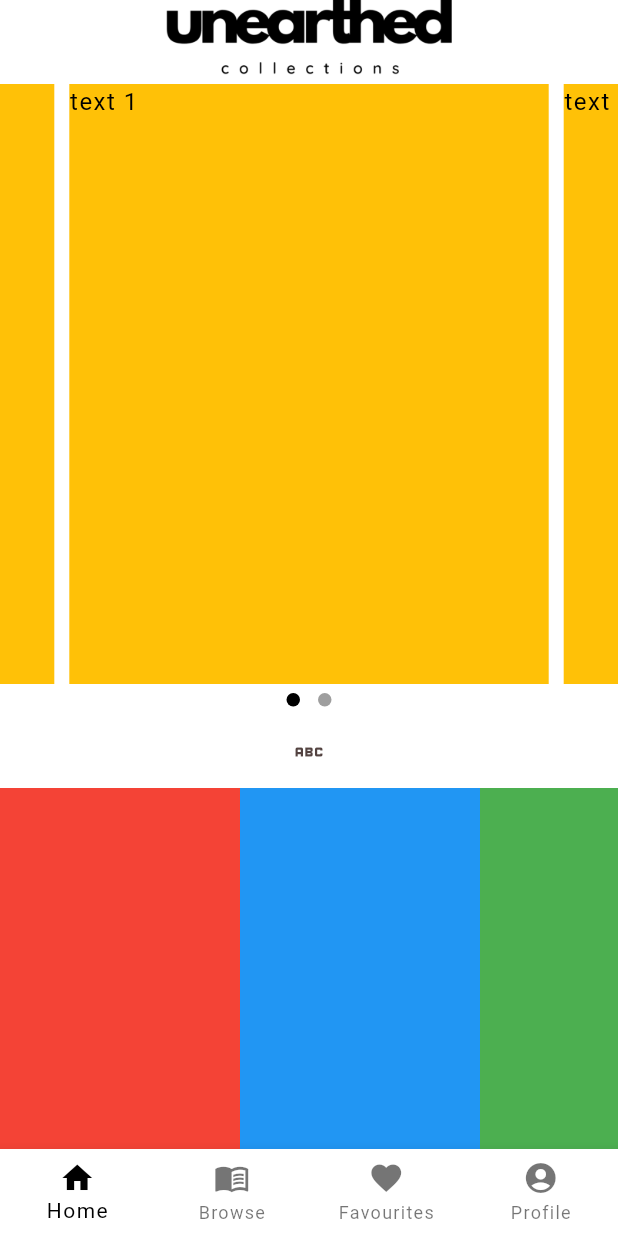
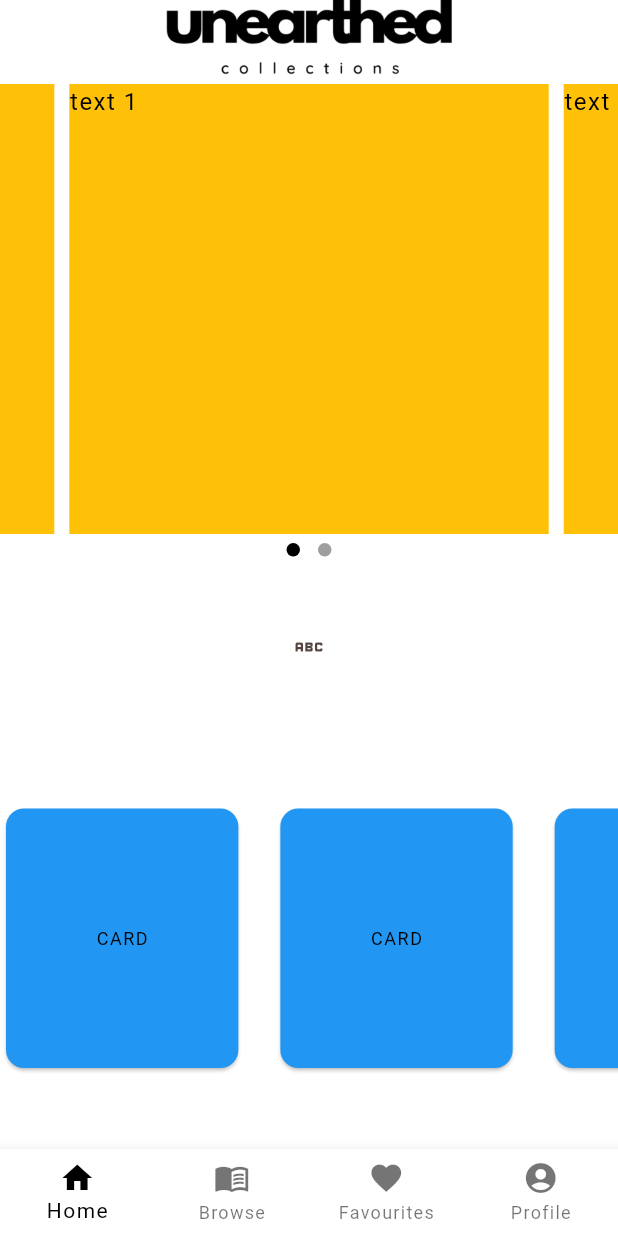
Before and after one commit to chris-bluemoon/revivals, a Flutter app: the screen it shows after launch, on a phone screen of 412 x 824 dp. Run offline on Flutter 3.47's test engine with Material 3 defaults, Android fonts, the phone set to English and light mode, and no system bars; drawn by our look-alikes of carousel_slider, dots_indicator; our stand-ins replace google_fonts.

Commit message:
Added bottom scrollable buttons

```diff
--- a/lib/screens/home/home.dart
+++ b/lib/screens/home/home.dart
@@ -3,6 +3,7 @@ import 'package:carousel_slider/carousel_slider.dart';
 import 'package:dots_indicator/dots_indicator.dart';
 
 import 'package:flutter/material.dart';
+import 'package:unearthed/screens/home/home_page_card.dart';
 import 'package:unearthed/screens/new_arrivals/new_arrivals.dart';
 
 class Home extends StatefulWidget {
@@ -31,7 +32,7 @@ class _HomeState extends State<Home> {
                     currentIndex = index;
                   });
                               },
-              height: 400.0,
+              height: 300.0,
               autoPlay: true),
             items: items.map((i) {
               return Builder(
@@ -64,35 +65,28 @@ class _HomeState extends State<Home> {
     // colors: [Colors.grey[300], Colors.grey[600], Colors.grey[900]], // Inactive dot colors
   ),
           ),
-          IconButton(
-            onPressed: () => Navigator.pushNamed(context, '/new_arrivals'),
-            icon: Icon(Icons.abc)
+          Container(
+            padding: EdgeInsets.all(30),
+            child: IconButton(
+              onPressed: () => Navigator.pushNamed(context, '/new_arrivals'),
+              icon: Icon(Icons.abc)
+            ),
           ),
         Expanded(
           child: ListView(
             // This next line does the trick.
             scrollDirection: Axis.horizontal,
-            children: <Widget>[
-              Container(
-                width: 160,
-                color: Colors.red,
-              ),
-              Container(
-                width: 160,
-                color: Colors.blue,
-              ),
-              Container(
-                width: 160,
-                color: Colors.green,
-              ),
-              Container(
-                width: 160,
-                color: Colors.yellow,
-              ),
-              Container(
-                width: 160,
-                color: Colors.orange,
-              ),
+            children: const <Widget>[
+              HomePageCard(),
+              SizedBox(width: 20),
+              HomePageCard(),
+              SizedBox(width: 20),
+              HomePageCard(),
+              SizedBox(width: 20),
+              HomePageCard(),
+              SizedBox(width: 20),
+              HomePageCard(),
+              SizedBox(width: 20),
             ],
           ),
         ),
--- /dev/null
+++ b/lib/screens/home/home_page_card.dart
@@ -0,0 +1,24 @@
+import 'package:flutter/material.dart';
+
+class HomePageCard extends StatelessWidget {
+  const HomePageCard({super.key});
+
+  @override
+  Widget build(BuildContext context) {
+    // return SizedBox(
+    //   width: 300,
+    //   height: 100,
+    //   child: const Card(
+    //   ),
+    // );
+    return const Padding(
+      padding: EdgeInsets.symmetric(vertical: 50),
+      child: Card(
+        color: Colors.blue,
+        child: Center(child: Padding(
+          padding: EdgeInsets.symmetric(horizontal: 60),
+          child: Text('CARD'),
+        ),),
+    ));
+  }
+}
```
